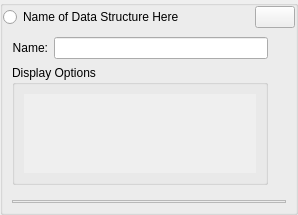
Above: src/Interface/DataStructurePropertiesWidget.ui from KDE/rocs before the change. Below: the same form after it.
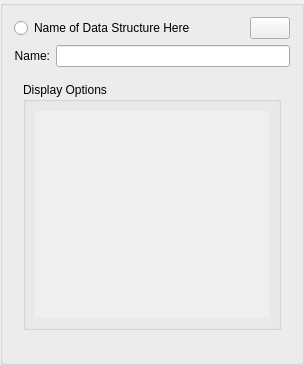
That is the form after the change. Custom widgets are drawn as their Qt base class.

Commit message: Separate data types from pointer types at UI.

The edit to the form file:
```diff
--- a/src/Interface/DataStructurePropertiesWidget.ui
+++ b/src/Interface/DataStructurePropertiesWidget.ui
@@ -6,8 +6,8 @@
    <rect>
     <x>0</x>
     <y>0</y>
-    <width>298</width>
-    <height>215</height>
+    <width>304</width>
+    <height>365</height>
    </rect>
   </property>
   <property name="sizePolicy">
@@ -25,18 +25,93 @@
   <property name="title">
    <string/>
   </property>
+  <property name="alignment">
+   <set>Qt::AlignLeading|Qt::AlignLeft|Qt::AlignVCenter</set>
+  </property>
   <layout class="QGridLayout" name="gridLayout_2">
-   <property name="sizeConstraint">
-    <enum>QLayout::SetDefaultConstraint</enum>
-   </property>
-   <property name="verticalSpacing">
-    <number>0</number>
-   </property>
-   <property name="margin">
-    <number>0</number>
-   </property>
-   <item row="1" column="1">
+   <item row="1" column="0">
+    <layout class="QGridLayout" name="_dataStructureNameLayout">
+     <property name="sizeConstraint">
+      <enum>QLayout::SetDefaultConstraint</enum>
+     </property>
+     <item row="0" column="1">
+      <widget class="KLineEdit" name="_dataStructureName">
+       <property name="sizePolicy">
+        <sizepolicy hsizetype="Expanding" vsizetype="Fixed">
+         <horstretch>0</horstretch>
+         <verstretch>0</verstretch>
+        </sizepolicy>
+       </property>
+      </widget>
+     </item>
+     <item row="0" column="0">
+      <widget class="QLabel" name="label">
+       <property name="sizePolicy">
+        <sizepolicy hsizetype="Preferred" vsizetype="Fixed">
+         <horstretch>0</horstretch>
+         <verstretch>0</verstretch>
+        </sizepolicy>
+       </property>
+       <property name="text">
+        <string>Name:</string>
+       </property>
+       <property name="alignment">
+        <set>Qt::AlignRight|Qt::AlignTrailing|Qt::AlignVCenter</set>
+       </property>
+      </widget>
+     </item>
+    </layout>
+   </item>
+   <item row="0" column="0">
+    <layout class="QGridLayout" name="gridLayout_6">
+     <property name="sizeConstraint">
+      <enum>QLayout::SetDefaultConstraint</enum>
+     </property>
+     <item row="0" column="0">
+      <widget class="QRadioButton" name="_activateGraph">
+       <property name="sizePolicy">
+        <sizepolicy hsizetype="Expanding" vsizetype="Fixed">
+         <horstretch>0</horstretch>
+         <verstretch>0</verstretch>
+        </sizepolicy>
+       </property>
+       <property name="text">
+        <string comment="KDE::DoNotExtract">Name of Data Structure Here</string>
+       </property>
+      </widget>
+     </item>
+     <item row="0" column="1">
+      <widget class="KIconButton" name="_dataStructureDelete">
+       <property name="toolTip">
+        <string>Delete this data structure</string>
+       </property>
+       <property name="whatsThis">
+        <string>Delete the current data structure: delete all data elements and all pointers</string>
+       </property>
+       <property name="flat">
+        <bool>false</bool>
+       </property>
+       <property name="icon">
+        <string>rocsdeletegrey</string>
+       </property>
+       <property name="iconSize">
+        <number>12</number>
+       </property>
+       <property name="strictIconSize">
+        <bool>false</bool>
+       </property>
+      </widget>
+     </item>
+    </layout>
+   </item>
+   <item row="2" column="0">
     <widget class="QWidget" name="_editWidget" native="true">
+     <property name="sizePolicy">
+      <sizepolicy hsizetype="Preferred" vsizetype="Expanding">
+       <horstretch>0</horstretch>
+       <verstretch>0</verstretch>
+      </sizepolicy>
+     </property>
      <property name="maximumSize">
       <size>
        <width>16777215</width>
@@ -44,57 +119,13 @@
       </size>
      </property>
      <layout class="QGridLayout" name="gridLayout">
-      <item row="5" column="2">
-       <widget class="KSeparator" name="kseparator"/>
-      </item>
-      <item row="6" column="0" colspan="4">
-       <widget class="QFrame" name="_extraProperties">
-        <property name="frameShape">
-         <enum>QFrame::StyledPanel</enum>
-        </property>
-        <property name="frameShadow">
-         <enum>QFrame::Plain</enum>
-        </property>
-       </widget>
-      </item>
-      <item row="0" column="0">
-       <layout class="QHBoxLayout" name="horizontalLayout">
-        <property name="sizeConstraint">
-         <enum>QLayout::SetFixedSize</enum>
-        </property>
-       </layout>
-      </item>
-      <item row="2" column="0">
-       <layout class="QHBoxLayout" name="horizontalLayout_2">
-        <item>
-         <widget class="QLabel" name="label">
-          <property name="text">
-           <string>Name:</string>
-          </property>
-          <property name="alignment">
-           <set>Qt::AlignRight|Qt::AlignTrailing|Qt::AlignVCenter</set>
-          </property>
-         </widget>
-        </item>
-        <item>
-         <widget class="KLineEdit" name="_dataStructureName">
-          <property name="sizePolicy">
-           <sizepolicy hsizetype="Expanding" vsizetype="Fixed">
-            <horstretch>0</horstretch>
-            <verstretch>0</verstretch>
-           </sizepolicy>
-          </property>
-         </widget>
-        </item>
-       </layout>
-      </item>
-      <item row="3" column="0" rowspan="2">
+      <item row="2" column="0" rowspan="3" colspan="2">
        <widget class="QGroupBox" name="_dataTypePropertiesHeader">
         <property name="enabled">
          <bool>true</bool>
         </property>
         <property name="sizePolicy">
-         <sizepolicy hsizetype="Expanding" vsizetype="Preferred">
+         <sizepolicy hsizetype="Expanding" vsizetype="Expanding">
           <horstretch>0</horstretch>
           <verstretch>0</verstretch>
          </sizepolicy>
@@ -109,10 +140,10 @@
          <string>Display Options</string>
         </property>
         <layout class="QGridLayout" name="gridLayout_3">
-         <item row="0" column="0">
+         <item row="1" column="0">
           <widget class="QScrollArea" name="scrollArea">
            <property name="sizePolicy">
-            <sizepolicy hsizetype="Expanding" vsizetype="Preferred">
+            <sizepolicy hsizetype="Expanding" vsizetype="Expanding">
              <horstretch>0</horstretch>
              <verstretch>0</verstretch>
             </sizepolicy>
@@ -143,12 +174,12 @@
              <rect>
               <x>0</x>
               <y>0</y>
-              <width>258</width>
-              <height>84</height>
+              <width>268</width>
+              <height>231</height>
              </rect>
             </property>
             <property name="sizePolicy">
-             <sizepolicy hsizetype="Expanding" vsizetype="Preferred">
+             <sizepolicy hsizetype="Expanding" vsizetype="Expanding">
               <horstretch>0</horstretch>
               <verstretch>0</verstretch>
              </sizepolicy>
@@ -170,47 +201,18 @@
      </layout>
     </widget>
    </item>
-   <item row="0" column="1">
-    <layout class="QHBoxLayout" name="horizontalLayout_3">
-     <property name="sizeConstraint">
-      <enum>QLayout::SetMinimumSize</enum>
+   <item row="3" column="0">
+    <widget class="KSeparator" name="kseparator"/>
+   </item>
+   <item row="4" column="0">
+    <widget class="QFrame" name="_extraProperties">
+     <property name="frameShape">
+      <enum>QFrame::StyledPanel</enum>
      </property>
-     <item>
-      <widget class="QRadioButton" name="_activateGraph">
-       <property name="sizePolicy">
-        <sizepolicy hsizetype="Expanding" vsizetype="Fixed">
-         <horstretch>0</horstretch>
-         <verstretch>0</verstretch>
-        </sizepolicy>
-       </property>
-       <property name="text">
-        <string comment="KDE::DoNotExtract">Name of Data Structure Here</string>
-       </property>
-      </widget>
-     </item>
-     <item>
-      <widget class="KIconButton" name="_dataStructureDelete">
-       <property name="toolTip">
-        <string>Delete this data structure</string>
-       </property>
-       <property name="whatsThis">
-        <string>Delete the current data structure: delete all data elements and all pointers</string>
-       </property>
-       <property name="flat">
-        <bool>false</bool>
-       </property>
-       <property name="icon">
-        <string>rocsdeletegrey</string>
-       </property>
-       <property name="iconSize">
-        <number>12</number>
-       </property>
-       <property name="strictIconSize">
-        <bool>false</bool>
-       </property>
-      </widget>
-     </item>
-    </layout>
+     <property name="frameShadow">
+      <enum>QFrame::Plain</enum>
+     </property>
+    </widget>
    </item>
   </layout>
  </widget>
```
Left out of the diff: 6 changed lines with no effect on the pictures. The commit also changes 1 other file.
